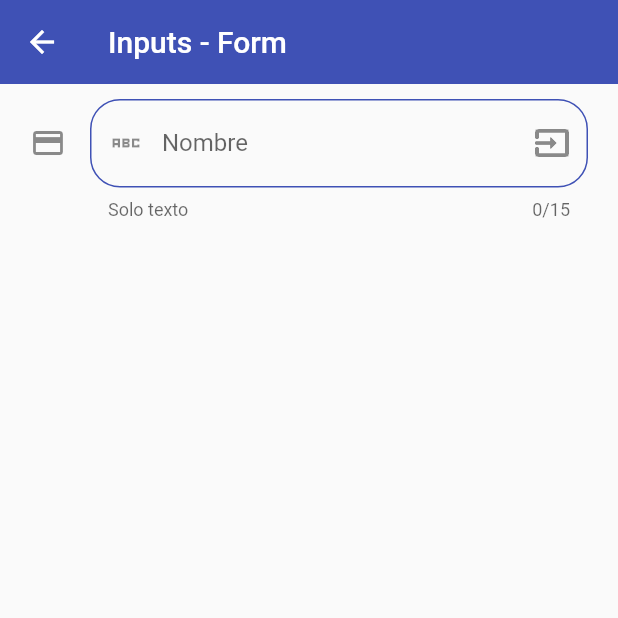
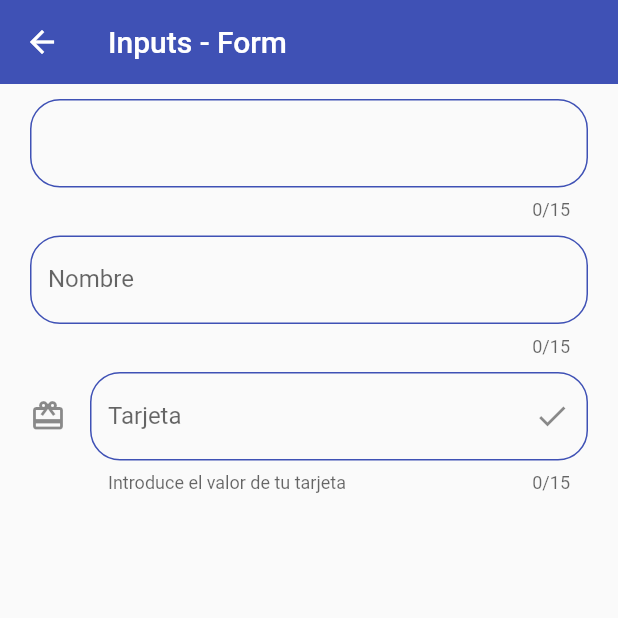
Before and after one commit to eivanphils/flutter-components, a Flutter app: the InputsScreen screen opened by its route, on a phone screen of 412 x 824 dp, the top half of it. Run offline on Flutter 3.47's test engine with Material 2 defaults, Android fonts, the phone set to English and light mode, and no system bars.

Commit message:
Agregado un Widget personalizado de inputs

```diff
--- a/lib/screens/inputs_screen.dart
+++ b/lib/screens/inputs_screen.dart
@@ -1,4 +1,6 @@
 import 'package:flutter/material.dart';
+
+import 'package:flutter_components/widgets/widgets.dart';
 
 class InputsScreen extends StatelessWidget {
   const InputsScreen({Key? key}) : super(key: key);
@@ -13,42 +15,21 @@ class InputsScreen extends StatelessWidget {
           child: Padding(
             padding: const EdgeInsets.symmetric(horizontal: 20, vertical: 10),
             child: Column(
-              children: [
-                TextFormField(
-                  autofocus: false,
-                  initialValue: '',
-                  maxLength: 15,
-                  autocorrect: false,
-                  textCapitalization: TextCapitalization.words,
-                  onChanged: (value) {
-                    print(value);
-                  },
-                  validator: (value) {
-                    if (value == null) {
-                      return 'El campo es obligatorio';
-                    }
-
-                    return value.length < 3 ? 'Minimo 3 caracteres' : null;
-                  },
-                  autovalidateMode: AutovalidateMode.onUserInteraction,
-                  decoration: const InputDecoration(
-                    hintText: 'Nombre del usuario',
-                    labelText: 'Nombre',
-                    floatingLabelBehavior: FloatingLabelBehavior.auto,
-                    helperText: 'Solo texto',
-                    prefixIcon: Icon(Icons.abc_sharp),
-                    suffixIcon: Icon(Icons.input_sharp),
-                    icon: Icon(Icons.credit_card),
-                    border: OutlineInputBorder(
-                      borderRadius: BorderRadius.all(Radius.circular(20))
-                    ),
-                    focusedBorder: OutlineInputBorder(
-                      borderSide: BorderSide(
-                        color: Colors.green
-                      )
-                    )
-                  ),
-                )
+              children: const [
+                CustomInputField(),
+                SizedBox(height: 10),
+                CustomInputField(
+                  labelText: 'Nombre',
+                  hintText: 'Nombre de usuario',
+                ),
+                SizedBox(height: 10),
+                CustomInputField(
+                  labelText: 'Tarjeta',
+                  hintText: 'Nro de tarjeta',
+                  helperText: 'Introduce el valor de tu tarjeta',
+                  icon: Icons.card_giftcard,
+                  suffixIcon: Icons.check,
+                ),
               ],
             ),
           ),
--- /dev/null
+++ b/lib/widgets/custom_input_field.dart
@@ -0,0 +1,51 @@
+import 'package:flutter/material.dart';
+
+class CustomInputField extends StatelessWidget {
+  final String? labelText;
+  final String? hintText;
+  final String? helperText;
+  final IconData? suffixIcon;
+  final IconData? prefixIcon;
+  final IconData? icon;
+
+  const CustomInputField({
+    Key? key,
+    this.labelText,
+    this.hintText,
+    this.helperText,
+    this.suffixIcon,
+    this.icon,
+    this.prefixIcon,
+  }) : super(key: key);
+
+  @override
+  Widget build(BuildContext context) {
+    return TextFormField(
+      autofocus: false,
+      initialValue: '',
+      maxLength: 15,
+      autocorrect: false,
+      textCapitalization: TextCapitalization.words,
+      onChanged: (value) {
+        print(value);
+      },
+      validator: (value) {
+        if (value == null) {
+          return 'El campo es obligatorio';
+        }
+
+        return value.length < 3 ? 'Minimo 3 caracteres' : null;
+      },
+      autovalidateMode: AutovalidateMode.onUserInteraction,
+      decoration: InputDecoration(
+          hintText: hintText,
+          labelText: labelText,
+          floatingLabelBehavior: FloatingLabelBehavior.auto,
+          helperText: helperText,
+          prefixIcon: prefixIcon == null ? null : Icon(prefixIcon),
+          suffixIcon: suffixIcon == null ? null : Icon(suffixIcon),
+          icon: icon == null ? null : Icon(icon),
+      )
+    );
+  }
+}
--- a/lib/widgets/widgets.dart
+++ b/lib/widgets/widgets.dart
@@ -1,2 +1,3 @@
 export 'package:flutter_components/widgets/custom_card.dart';
 export 'package:flutter_components/widgets/custom_card_type_2.dart';
+export 'package:flutter_components/widgets/custom_input_field.dart';
```
